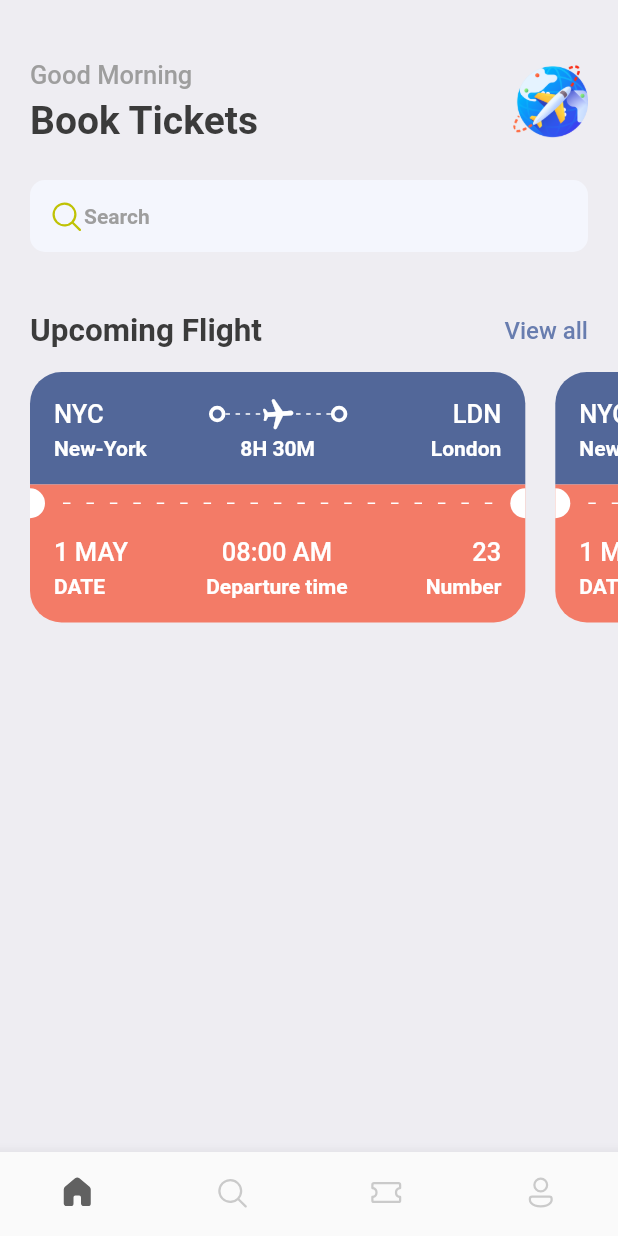
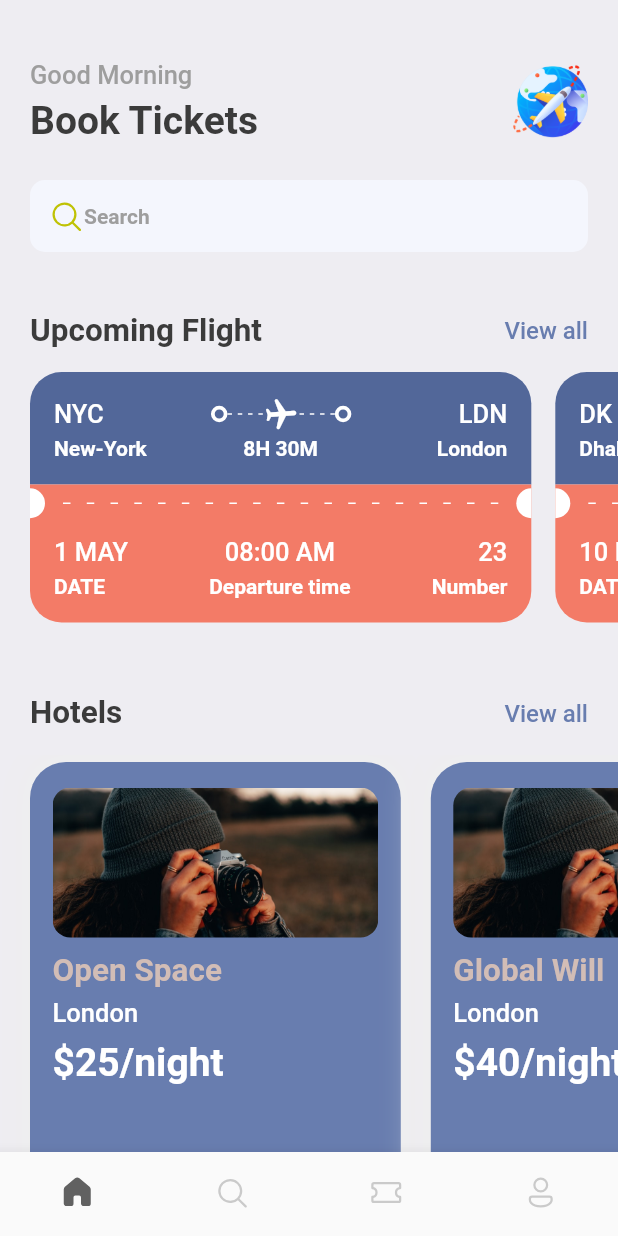
Before and after one commit to NGOMNGOM/Ticket-Booking-App, a Flutter app: the screen it shows after launch, on a phone screen of 412 x 824 dp. Run offline on Flutter 3.47's test engine with Material 2 defaults, Android fonts, the phone set to English and light mode, and no system bars; our stand-ins replace fluentui_icons, gap, get.

Commit message:
Finished HomeScreen

```diff
--- a/ticket_booking_app/lib/screens/home_screen.dart
+++ b/ticket_booking_app/lib/screens/home_screen.dart
@@ -1,8 +1,10 @@
 import 'package:fluentui_icons/fluentui_icons.dart';
 import 'package:flutter/material.dart';
 import 'package:gap/gap.dart';
+import 'package:ticket_booking_app/screens/hotel_screen.dart';
 import 'package:ticket_booking_app/screens/ticket_view.dart';
 
+import '../utils/app_info_list.dart';
 import '../utils/style.dart';
 
 class HomeScreen extends StatelessWidget {
@@ -38,7 +40,7 @@ class HomeScreen extends StatelessWidget {
                           height: 50,
                           decoration: BoxDecoration(
                               borderRadius: BorderRadius.circular(10),
-                              image: DecorationImage(
+                              image: const DecorationImage(
                                   image:
                                       AssetImage("assets/image/airplane.png"))),
                         )
@@ -81,14 +83,46 @@ class HomeScreen extends StatelessWidget {
                   ],
                 )),
             const Gap(15),
-            const SingleChildScrollView(
+            SingleChildScrollView(
               scrollDirection: Axis.horizontal,
-              padding: EdgeInsets.only(
+              padding: const EdgeInsets.only(
                   left: 20), // ในส่วนเฉพาะของ Scrollview (ซ้ายสุด)
               child: Row(
-                children: [TicketView(), TicketView()],
+                children: ticketList
+                    .map((singleTicket) => TicketView(ticketInfo: singleTicket))
+                    .toList(),
               ),
             ),
+            const Gap(15),
+            Container(
+              padding: EdgeInsets.symmetric(horizontal: 20),
+              child: Row(
+                mainAxisAlignment: MainAxisAlignment.spaceBetween,
+                children: [
+                  Text(
+                    "Hotels",
+                    style: Style.headLineStlye2,
+                  ),
+                  InkWell(
+                    onTap: () {
+                      print("View all hotels");
+                    },
+                    child: Text("View all",
+                        style: Style.textStlye
+                            .copyWith(color: Style.primaryColor)),
+                  )
+                ],
+              ),
+            ),
+            const Gap(15),
+            SingleChildScrollView(
+                scrollDirection: Axis.horizontal,
+                padding: const EdgeInsets.only(left: 20),
+                child: Row(
+                  children: hotelList
+                      .map((singleHotel) => HotelScreen(hotel: singleHotel))
+                      .toList(),
+                ))
           ],
         ));
   }
--- /dev/null
+++ b/ticket_booking_app/lib/screens/hotel_screen.dart
@@ -0,0 +1,55 @@
+import 'package:flutter/material.dart';
+import 'package:gap/gap.dart';
+import 'package:ticket_booking_app/utils/app_layout.dart';
+
+import '../utils/style.dart';
+
+class HotelScreen extends StatelessWidget {
+  final Map<String, dynamic> hotel;
+  HotelScreen({
+    super.key,
+    required this.hotel,
+  });
+
+  @override
+  Widget build(BuildContext context) {
+    final size = AppLayout.getSize(context);
+    return Container(
+      margin: const EdgeInsets.only(right: 20, top: 5),
+      padding: EdgeInsets.symmetric(horizontal: 15, vertical: 17),
+      width: (size.width * 0.6),
+      height: 300,
+      decoration: BoxDecoration(
+          color: Style.primaryColor,
+          borderRadius: BorderRadius.circular(24),
+          boxShadow: [
+            BoxShadow(
+                color: Colors.grey.shade200, blurRadius: 20, spreadRadius: 5)
+          ]),
+      child: Column(
+        crossAxisAlignment: CrossAxisAlignment.start,
+        children: [
+          Container(
+            height: 100,
+            decoration: BoxDecoration(
+                borderRadius: BorderRadius.circular(12),
+                color: Style.primaryColor,
+                image: const DecorationImage(
+                    fit: BoxFit.fitWidth,
+                    image: AssetImage("assets/image/test.jpg"))),
+          ),
+          const Gap(10),
+          Text(hotel["place"],
+              style: Style.headLineStlye2.copyWith(color: Style.kakiColor)),
+          const Gap(5),
+          Text(hotel["destination"],
+              style: Style.headLineStlye3.copyWith(color: Colors.white)),
+          const Gap(8),
+          // ignore: unnecessary_brace_in_string_interps
+          Text("\$${hotel["price"]}/night",
+              style: Style.headLineStlye.copyWith(color: Colors.white))
+        ],
+      ),
+    );
+  }
+}
--- a/ticket_booking_app/lib/screens/ticket_view.dart
+++ b/ticket_booking_app/lib/screens/ticket_view.dart
@@ -6,32 +6,35 @@ import '../utils/style.dart';
 import '../widgets/thick_container.dart';
 
 class TicketView extends StatelessWidget {
-  const TicketView({super.key});
+  final Map<String, dynamic> ticketInfo;
+  const TicketView({super.key, required this.ticketInfo});
 
   @override
   Widget build(BuildContext context) {
     final size = AppLayout.getSize(context);
+    print(AppLayout.getScreenHeight());
+    print(AppLayout.getHeight(200));
     return SizedBox(
       width: size.width * 0.85, // ให้ตัว ticket กินพื้นที่ 85%
-      height: 200,
+      height: AppLayout.getHeight(200),
       child: Container(
-        margin: const EdgeInsets.only(right: 20),
+        margin: EdgeInsets.only(right: AppLayout.getHeight(16)),
         child: Column(
           children: [
             // Showing blue part of the ticket
             Container(
-                padding: const EdgeInsets.all(16),
-                decoration: const BoxDecoration(
-                    color: Color(0xFF526799),
+                padding: EdgeInsets.all(AppLayout.getHeight(16)),
+                decoration: BoxDecoration(
+                    color: const Color(0xFF526799),
                     borderRadius: BorderRadius.only(
-                        topLeft: Radius.circular(21),
-                        topRight: Radius.circular(21))),
+                        topLeft: Radius.circular(AppLayout.getHeight(21)),
+                        topRight: Radius.circular(AppLayout.getHeight(21)))),
                 child: Column(
                   children: [
                     Row(
                       children: [
                         Text(
-                          "NYC",
+                          ticketInfo["from"]["code"],
                           style: Style.headLineStlye3
                               .copyWith(color: Colors.white),
                         ),
@@ -41,7 +44,7 @@ class TicketView extends StatelessWidget {
                           child: Stack(
                             children: [
                               SizedBox(
-                                height: 24,
+                                height: AppLayout.getHeight(24),
                                 child: LayoutBuilder(
                                     builder: (context, constraints) {
                                   return Flex(
@@ -73,7 +76,7 @@ class TicketView extends StatelessWidget {
                         ),
                         ThickContainer(),
                         const Spacer(),
-                        Text("LDN",
+                        Text(ticketInfo["to"]["code"],
                             style: Style.headLineStlye3
                                 .copyWith(color: Colors.white))
                       ],
@@ -83,17 +86,17 @@ class TicketView extends StatelessWidget {
                       mainAxisAlignment: MainAxisAlignment.spaceBetween,
                       children: [
                         SizedBox(
-                          width: 100,
-                          child: Text("New-York",
+                          width: AppLayout.getWidth(100),
+                          child: Text(ticketInfo["from"]["name"],
                               style: Style.headLineStlye4
                                   .copyWith(color: Colors.white)),
                         ),
-                        Text("8H 30M",
+                        Text(ticketInfo["flying_time"],
                             style: Style.headLineStlye4
                                 .copyWith(color: Colors.white)),
                         SizedBox(
-                          width: 100,
-                          child: Text("London",
+                          width: AppLayout.getWidth(100),
+                          child: Text(ticketInfo["to"]["name"],
                               textAlign: TextAlign.end,
                               style: Style.headLineStlye4
                                   .copyWith(color: Colors.white)),
@@ -107,10 +110,10 @@ class TicketView extends StatelessWidget {
               color: const Color(0xFFF37B67),
               child: Row(
                 children: [
-                  const SizedBox(
-                      height: 20,
-                      width: 10,
-                      child: DecoratedBox(
+                  SizedBox(
+                      height: AppLayout.getHeight(20),
+                      width: AppLayout.getWidth(10),
+                      child: const DecoratedBox(
                         decoration: BoxDecoration(
                             color: Colors.white,
                             borderRadius: BorderRadius.only(
@@ -170,7 +173,7 @@ class TicketView extends StatelessWidget {
                       Column(
                         crossAxisAlignment: CrossAxisAlignment.start,
                         children: [
-                          Text("1 MAY",
+                          Text(ticketInfo["date"],
                               style: Style.headLineStlye3
                                   .copyWith(color: Colors.white)),
                           const Gap(5),
@@ -182,7 +185,7 @@ class TicketView extends StatelessWidget {
                       Column(
                         crossAxisAlignment: CrossAxisAlignment.center,
                         children: [
-                          Text("08:00 AM",
+                          Text(ticketInfo["departure_time"],
                               style: Style.headLineStlye3
                                   .copyWith(color: Colors.white)),
                           const Gap(5),
@@ -194,7 +197,7 @@ class TicketView extends StatelessWidget {
                       Column(
                         crossAxisAlignment: CrossAxisAlignment.end,
                         children: [
-                          Text("23",
+                          Text("${ticketInfo["number"]}",
                               style: Style.headLineStlye3
                                   .copyWith(color: Colors.white)),
                           const Gap(5),
--- /dev/null
+++ b/ticket_booking_app/lib/utils/app_info_list.dart
@@ -0,0 +1,24 @@
+List<Map<String, dynamic>> hotelList = [
+  {"place": "Open Space", "destination": "London", "price": 25},
+  {"place": "Global Will", "destination": "London", "price": 40},
+  {"place": "Tallest Building", "destination": "Dubai", "price": 68}
+];
+
+List<Map<String, dynamic>> ticketList = [
+  {
+    'from': {'code': "NYC", 'name': "New-York"},
+    'to': {'code': "LDN", 'name': "London"},
+    'flying_time': '8H 30M',
+    'date': "1 MAY",
+    'departure_time': "08:00 AM",
+    "number": 23
+  },
+  {
+    'from': {'code': "DK", 'name': "Dhaka"},
+    'to': {'code': "SH", 'name': "Shanghai"},
+    'flying_time': '4H 20M',
+    'date': "10 MAY",
+    'departure_time': "09:00 AM",
+    "number": 45
+  },
+];
--- a/ticket_booking_app/lib/utils/app_layout.dart
+++ b/ticket_booking_app/lib/utils/app_layout.dart
@@ -1,7 +1,28 @@
 import 'package:flutter/material.dart';
+import "package:get/get.dart";
 
 class AppLayout {
   static getSize(BuildContext context) {
     return MediaQuery.of(context).size;
   }
+
+  static getScreenHeight() {
+    return Get.height;
+  }
+
+  static getScreenWidth() {
+    return Get.width;
+  }
+
+  static getHeight(double pixels) {
+    double x = getScreenHeight() / pixels;
+    return getScreenHeight() / x;
+  }
+
+  static getWidth(double pixels) {
+    double x = getScreenWidth() / pixels;
+    return getScreenWidth() / x;
+  }
+
+  // เราใช้แบบนี้เพราะว่าต้องการให้ขนาดของทุกอย่าง dynamic ตามขนาดทรศ
 }
--- a/ticket_booking_app/lib/utils/style.dart
+++ b/ticket_booking_app/lib/utils/style.dart
@@ -7,6 +7,7 @@ class Style {
   static Color textColor = const Color(0xFF3b3b3b);
   static Color bgColor = const Color(0xFFeeedf2);
   static Color orangeColor = const Color(0xFFF37B67);
+  static Color kakiColor = const Color(0xFFd2bdb6);
   static TextStyle textStlye =
       TextStyle(fontSize: 16, color: textColor, fontWeight: FontWeight.w500);
   static TextStyle headLineStlye =
--- a/ticket_booking_app/pubspec.yaml
+++ b/ticket_booking_app/pubspec.yaml
@@ -11,6 +11,7 @@ dependencies:
     sdk: flutter
   fluentui_icons: ^1.0.0
   gap: ^3.0.1
+  get:
 
 dev_dependencies:
   flutter_test:
```
Also changed, not shown: ticket_booking_app/pubspec.lock.
